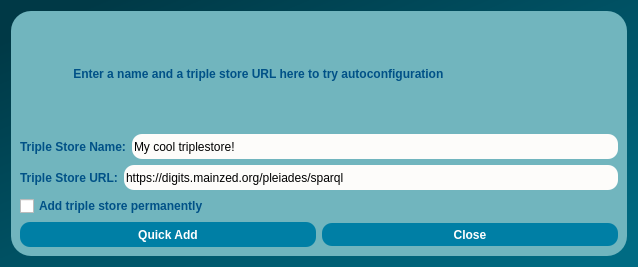
Old version of the form dialogs/ui/triplestorequickadddialog.ui in the repository sparqlunicorn/sparqlunicornGoesGIS.
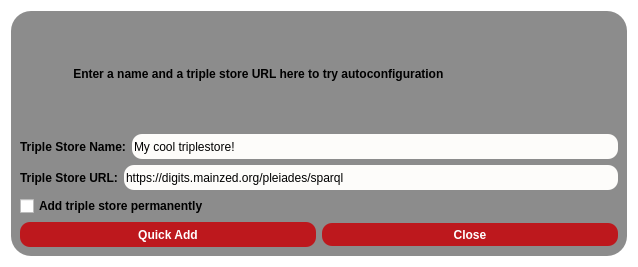
New version of the form.

The edit to the form file:
```diff
--- a/dialogs/ui/triplestorequickadddialog.ui
+++ b/dialogs/ui/triplestorequickadddialog.ui
@@ -21,7 +21,8 @@
   </property>
   <property name="styleSheet">
    <string notr="true">QObject#TripleStoreDialog{
-background-color:qlineargradient(spread:pad, x1:0, y1:0, x2:1, y2:1, stop:0.0795455 rgba(0, 57, 70, 255), stop:0.5625 rgba(0, 85, 104, 255), stop:0.954545 rgba(0, 107, 131, 255));}
+background-color:rgb(255,255,255)
+}
 </string>
   </property>
   <layout class="QGridLayout" name="gridLayout_2">
@@ -35,9 +36,9 @@
      </property>
      <property name="styleSheet">
       <string notr="true">QObject#frame{
-	background-color:qlineargradient(spread:pad, x1:0, y1:0, x2:1, y2:1, stop:0.0113636 rgba(113, 181, 190, 255));
+background-color: rgb(140, 140, 140);
 	
-border-radius:20px;}
+Border-radius:20px;}
 </string>
      </property>
      <property name="frameShape">
@@ -61,7 +62,7 @@
              </font>
             </property>
             <property name="styleSheet">
-             <string notr="true">color:rgb(0, 81, 135);</string>
+             <string notr="true">color:rgb(0, 0, 0);</string>
             </property>
             <property name="text">
              <string>Triple Store Name:</string>
@@ -102,7 +103,7 @@
              </font>
             </property>
             <property name="styleSheet">
-             <string notr="true">color:rgb(0, 81, 135);</string>
+             <string notr="true">color:rgb(0, 0, 0);</string>
             </property>
             <property name="text">
              <string>Triple Store URL:</string>
@@ -154,9 +155,10 @@
            <cursorShape>PointingHandCursor</cursorShape>
           </property>
           <property name="styleSheet">
-           <string notr="true">background-color:rgb(0, 127, 165);
+           <string notr="true">background-color:rgb(189, 24, 29);
 border-radius:10px;
-color: rgb(255, 255, 255);</string>
+color: rgb(255, 255, 255);
+</string>
           </property>
           <property name="text">
            <string>Quick Add</string>
@@ -182,9 +184,10 @@
            <cursorShape>PointingHandCursor</cursorShape>
           </property>
           <property name="styleSheet">
-           <string notr="true">background-color:rgb(0, 127, 165);
+           <string notr="true">background-color:rgb(189, 24, 29);
 border-radius:10px;
-color: rgb(255, 255, 255);</string>
+color: rgb(255, 255, 255);
+</string>
           </property>
           <property name="text">
            <string>Close</string>
@@ -206,7 +209,7 @@
          <cursorShape>PointingHandCursor</cursorShape>
         </property>
         <property name="styleSheet">
-         <string notr="true">color:rgb(0, 81, 135);</string>
+         <string notr="true">color:rgb(0, 0, 0);</string>
         </property>
         <property name="text">
          <string>Add triple store permanently</string>
@@ -223,7 +226,7 @@
          </font>
         </property>
         <property name="styleSheet">
-         <string notr="true">color:rgb(0, 81, 135);</string>
+         <string notr="true">color:rgb(0, 0, 0);</string>
         </property>
         <property name="text">
          <string>                Enter a name and a triple store URL here to try autoconfiguration</string>
```
